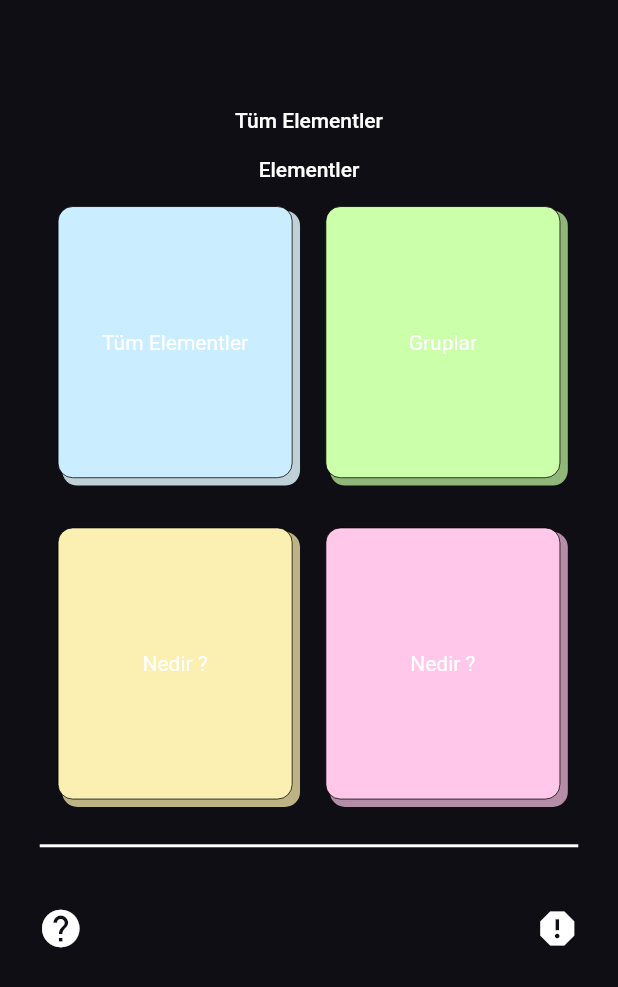
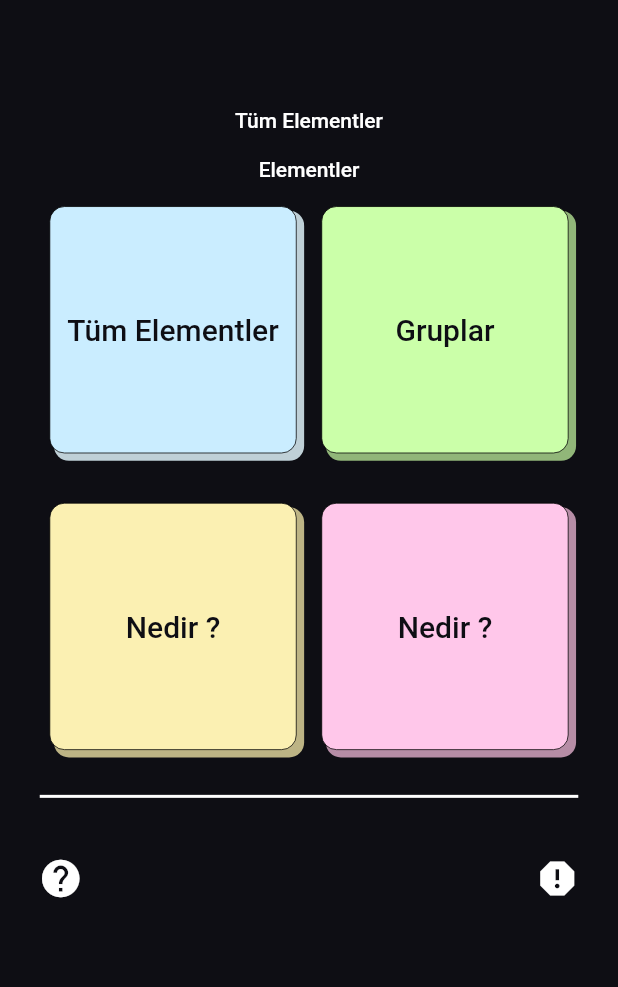
Before and after one commit to furkanagess/elements_app, a Flutter app: the screen it shows after launch, on a phone screen of 412 x 824 dp. Shown: the top 987 px of the screen. Run offline on Flutter 3.47's test engine with Material 2 defaults, Android fonts, the phone set to English and light mode, and no system bars; our stand-ins replace equatable.

Commit message:
general fixes

```diff
--- a/lib/product/extensions/color_extension.dart
+++ b/lib/product/extensions/color_extension.dart
@@ -1,5 +1,6 @@
 import 'package:flutter/material.dart';
 
+// This extension's job is fixing string colors that came from api
 extension ColorExtension on String {
   toColor() {
     var hexStringColor = this;
--- a/lib/product/widget/container/element_group_container.dart
+++ b/lib/product/widget/container/element_group_container.dart
@@ -21,8 +21,8 @@ class ElementGroupContainer extends StatelessWidget {
     return InkWell(
       onTap: onTap,
       child: Container(
-        height: context.dynamicHeight(0.22),
-        width: context.dynamicWidth(0.38),
+        height: context.dynamicHeight(0.2),
+        width: context.dynamicWidth(0.4),
         decoration: BoxDecoration(
           border: Border.all(width: 0.5),
           boxShadow: [
@@ -38,8 +38,8 @@ class ElementGroupContainer extends StatelessWidget {
         child: Center(
           child: Text(
             title!,
-            style: context.textTheme.bodyMedium?.copyWith(
-              color: AppColors.white,
+            style: context.textTheme.titleLarge?.copyWith(
+              color: AppColors.background,
             ),
           ),
         ),
```
